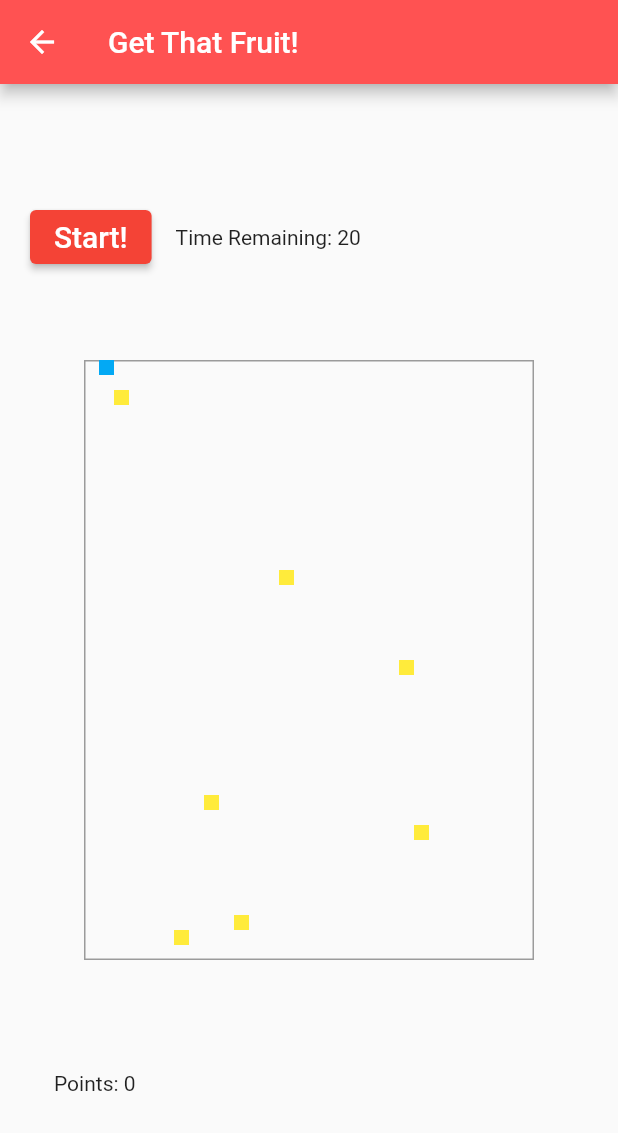
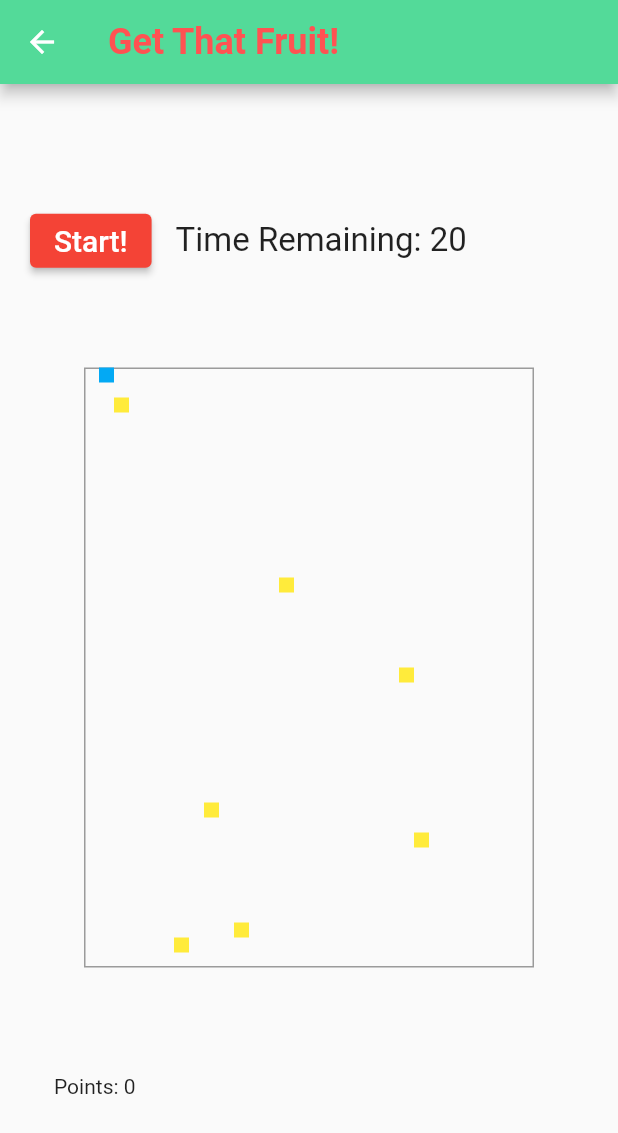
Before and after one commit to connorescajeda/Sensory-Overload, a Flutter app: the screen it shows after launch, after a tap on "PLAY", on a phone screen of 412 x 824 dp. Shown: the top 1133 px of the screen. Run offline on Flutter 3.47's test engine with Material 2 defaults, Android fonts, the phone set to English and light mode, and no system bars; our stand-ins replace adaptive_theme, sensors_plus.

Commit message:
Font Color/Size changes, UI updates

```diff
--- a/fruit_collector/lib/main.dart
+++ b/fruit_collector/lib/main.dart
@@ -43,7 +43,7 @@ class MyApp extends StatelessWidget {
 // https://docs.flutter.dev/cookbook/navigation/navigation-basics
 
 class MyHomePage extends StatefulWidget {
-  MyHomePage({
+  const MyHomePage({
     Key? key,
   }) : super(key: key);
 
@@ -71,13 +71,18 @@ class _MyHomePageState extends State<MyHomePage> {
     var highScore = globals.highScore;
 
     TextStyle titleTextStyle = const TextStyle(
-        color: Colors.white, fontWeight: FontWeight.bold, fontSize: 24.0);
+        color: Color.fromARGB(255, 83, 218, 153),
+        fontWeight: FontWeight.bold,
+        fontSize: 24.0);
+    Color redColor = const Color.fromARGB(255, 239, 79, 79);
+    Color greenColor = const Color.fromARGB(255, 83, 218, 153);
 
     return Scaffold(
         appBar: AppBar(
           // Here we take the value from the MyHomePage object that was created by
           // the App.build method, and use it to set our appbar title.
           title: Text("Fruit Game!", style: titleTextStyle),
+          backgroundColor: redColor,
           leading: Builder(
             builder: (BuildContext context) {
               return IconButton(
@@ -105,7 +110,7 @@ class _MyHomePageState extends State<MyHomePage> {
             TextButton(
                 key: const Key("Game Button"),
                 style: TextButton.styleFrom(
-                  backgroundColor: Color.fromARGB(255, 28, 223, 128),
+                  backgroundColor: greenColor,
                   padding: const EdgeInsets.all(16.0),
                   textStyle: const TextStyle(fontSize: 12),
                 ),
@@ -117,9 +122,9 @@ class _MyHomePageState extends State<MyHomePage> {
                             key: const Key("Game Screen"), onreload: reload)),
                   );
                 },
-                child: Text(
+                child: const Text(
                   'PLAY',
-                  style: Theme.of(context).textTheme.headlineLarge,
+                  style: TextStyle(color: Colors.white, fontSize: 60),
                 )),
           ],
         )),
@@ -129,21 +134,22 @@ class _MyHomePageState extends State<MyHomePage> {
           child: ListView(
             padding: EdgeInsets.zero,
             children: [
-              const DrawerHeader(
+              DrawerHeader(
                 decoration: BoxDecoration(
-                  color: Colors.red,
+                  color: redColor,
                 ),
-                child: Text('App Preferences'),
+                child: Text('App Preferences',
+                    style: TextStyle(color: greenColor, fontSize: 40)),
               ),
               ListTile(
-                title: const Text('Light Mode'),
+                title: const Text('Light Mode', style: TextStyle(fontSize: 20)),
                 onTap: () {
                   AdaptiveTheme.of(context).setLight();
                   Navigator.pop(context);
                 },
               ),
               ListTile(
-                title: const Text('Dark Mode'),
+                title: const Text('Dark Mode', style: TextStyle(fontSize: 20)),
                 onTap: () {
                   AdaptiveTheme.of(context).setDark();
 
@@ -158,10 +164,14 @@ class _MyHomePageState extends State<MyHomePage> {
 
 typedef HotReload = Function();
 
+// ignore: must_be_immutable
 class GameScreen extends StatefulWidget {
   GameScreen({Key? key, required this.onreload}) : super(key: key);
 
   final HotReload onreload;
+
+  Color redColor = const Color.fromARGB(255, 239, 79, 79);
+  Color greenColor = const Color.fromARGB(255, 83, 218, 153);
 
   @override
   GameScreenState createState() => GameScreenState();
@@ -229,6 +239,12 @@ class GameScreenState extends State<GameScreen> {
     final seconds = strDigits(globals.timerDuration.inSeconds.remainder(90));
     final pointTotal = globals.points;
 
+    TextStyle titleTextStyle = const TextStyle(
+        color: Colors.redAccent, fontWeight: FontWeight.bold, fontSize: 24.0);
+
+    Color redColor = const Color.fromARGB(255, 239, 79, 79);
+    Color greenColor = const Color.fromARGB(255, 83, 218, 153);
+
     // printing high score here gives ACCURATE updates every second.
     //print("high score: ${globals.highScore}");
 
@@ -241,8 +257,8 @@ class GameScreenState extends State<GameScreen> {
 
     return Scaffold(
       appBar: AppBar(
-        title: const Text("Get That Fruit!"),
-        backgroundColor: Colors.redAccent,
+        title: Text("Get That Fruit!", style: titleTextStyle),
+        backgroundColor: greenColor,
       ),
       body: Container(
           alignment: Alignment.center,
@@ -257,9 +273,7 @@ class GameScreenState extends State<GameScreen> {
                       onPressed: startTimer,
                       child: const Text(
                         'Start!',
-                        style: TextStyle(
-                          fontSize: 20,
-                        ),
+                        style: TextStyle(fontSize: 20, color: Colors.white),
                       ),
                     ),
                     Padding(
@@ -269,7 +283,8 @@ class GameScreenState extends State<GameScreen> {
                         children: <Widget>[
                           Text(
                               key: const Key("seconds"),
-                              'Time Remaining: $seconds'),
+                              'Time Remaining: $seconds',
+                              style: const TextStyle(fontSize: 22)),
                         ],
                       ),
                     ),
```
